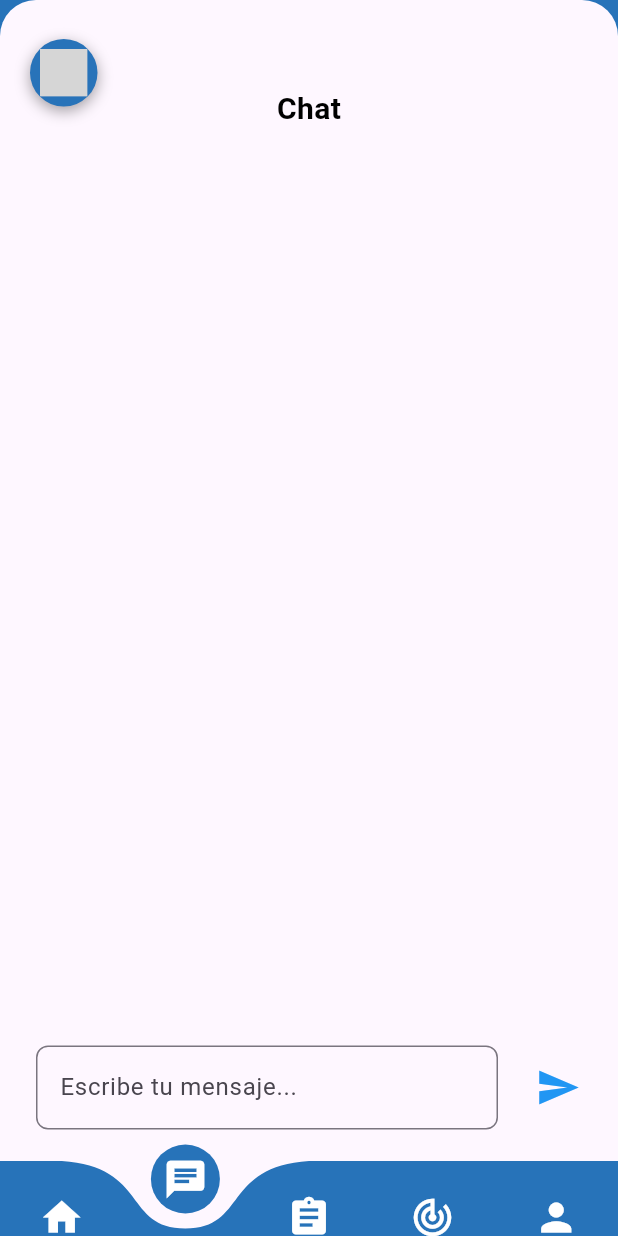
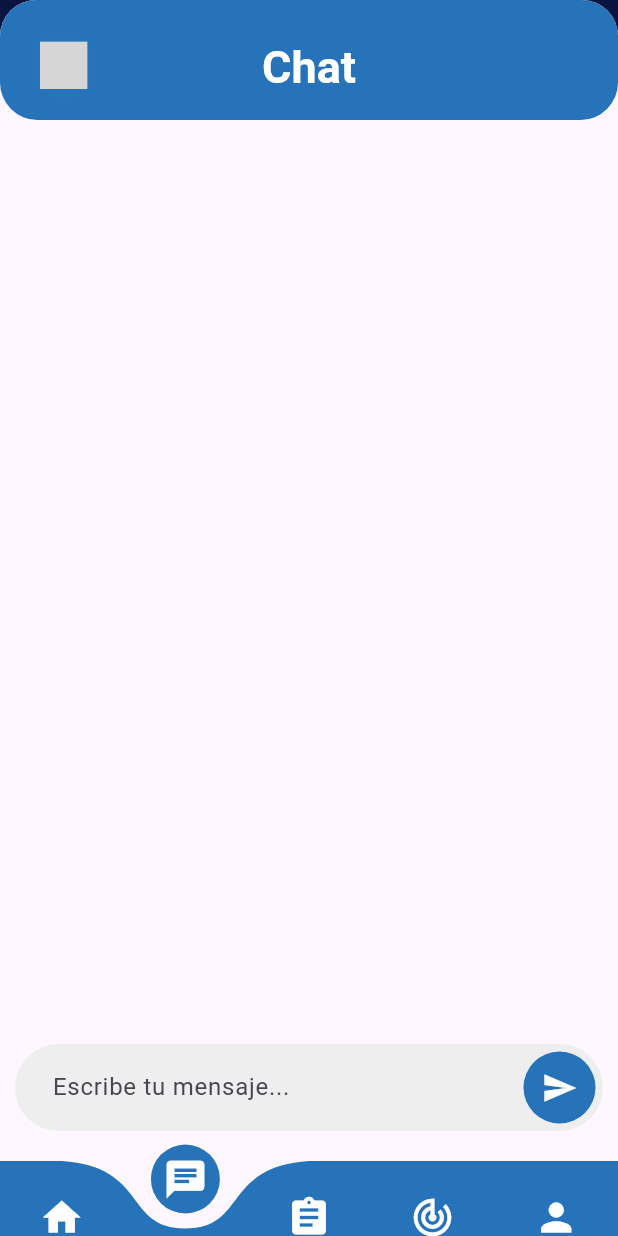
Before and after one commit to Anthony-2003/SelfRise, a Flutter app: the PantallaMenuPrincipal screen opened by its route, item 2 of the bottom bar chosen, after a tap on the "send" icon, on a phone screen of 412 x 824 dp. Run offline on Flutter 3.47's test engine with Material 3 defaults, Android fonts, the light colour scheme and no system bars; drawn by our look-alikes of curved_navigation_bar, rive; our stand-ins replace awesome_dialog, cached_network_image, cloud_firestore, datetime_picker_formfield, firebase_auth, firebase_core and 12 more; accounts and stored records are empty; network calls fail; grey boxes are pictures that could not be loaded.

Commit message:
cambios en la interfaz de chat

```diff
--- a/lib/Design/chat.dart
+++ b/lib/Design/chat.dart
@@ -164,7 +164,7 @@ class _PantallaChatState extends State<PantallaChat> {
                   ),
                   padding: EdgeInsets.all(12.0),
                   decoration: BoxDecoration(
-                    color: isMe ? Colors.blue : Colors.grey[300],
+                    color: isMe ? Color(0xFF2773B9) : Colors.grey[300],
                     borderRadius: BorderRadius.circular(16.0),
                   ),
                   child: Text(
@@ -195,32 +195,34 @@ class _PantallaChatState extends State<PantallaChat> {
     TextEditingController messageController = TextEditingController();
 
     return Container(
-      padding: EdgeInsets.all(16.0),
-      margin: EdgeInsets.only(bottom: 35.0),
+      margin: EdgeInsets.only(bottom: 70, left: 10, right: 10, top: 10),
+      padding: EdgeInsets.all(5),
+      decoration: BoxDecoration(
+        borderRadius: BorderRadius.circular(
+            50), // Ajusta el radio para hacerlo más redondeado
+        color:
+            Colors.grey[200], // Cambia el color de fondo del campo de entrada
+      ),
       child: Row(
         children: [
           Expanded(
-            child: Container(
-              padding: EdgeInsets.symmetric(horizontal: 8.0),
-              margin: EdgeInsets.only(bottom: 20.0),
             child: TextField(
               controller: messageController,
               decoration: InputDecoration(
                 hintText: 'Escribe tu mensaje...',
-                  border: OutlineInputBorder(
-                    borderRadius: BorderRadius.circular(8.0),
+                border: InputBorder.none, // Quita el borde del TextField
+                contentPadding: EdgeInsets.symmetric(horizontal: 20),
               ),
             ),
           ),
+          Container(
+            decoration: BoxDecoration(
+              borderRadius: BorderRadius.circular(
+                  50), // Ajusta el radio para hacerlo más redondeado
+              color: Color(0xFF2773B9), // Cambia el color de fondo del botón
             ),
-          ),
-          SizedBox(width: 8.0),
-          Container(
-            margin: EdgeInsets.only(bottom: 20.0),
             child: IconButton(
               icon: Icon(Icons.send),
-              iconSize: 30,
-              color: Colors.blue,
               onPressed: () {
                 String message = messageController.text;
                 if (message.isNotEmpty) {
@@ -228,6 +230,7 @@ class _PantallaChatState extends State<PantallaChat> {
                   messageController.clear();
                 }
               },
+              color: Colors.white, // Cambia el color del icono del botón
             ),
           ),
         ],
@@ -236,18 +239,40 @@ class _PantallaChatState extends State<PantallaChat> {
   }
 }
 
+/// This Dart class named CustomAppBar extends StatelessWidget.
 class CustomAppBar extends StatelessWidget {
   @override
   Widget build(BuildContext context) {
-    return Container(
-      padding: EdgeInsets.only(top: 58.0),
+    return AppBar(
+      elevation: 0, // Establece la elevación del AppBar en 0 para que no tenga una sombra predeterminada
+      backgroundColor: Color(0xFF2773B9),
+      automaticallyImplyLeading: false, // Para evitar que se muestre el botón de regreso
+      shape: const RoundedRectangleBorder(
+        borderRadius: BorderRadius.only(
+          bottomLeft: Radius.circular(25),
+          bottomRight: Radius.circular(25),
+        ),
+      ),
+      shadowColor: Color(0xFF000000).withOpacity(1), // Color y opacidad de la sombra
+      title: Container(
+        padding: EdgeInsets.only(top: 35),
         alignment: Alignment.center,
+        child: ClipRRect(
+          borderRadius: BorderRadius.only(
+            topLeft: Radius.circular(10),
+            topRight: Radius.circular(10),
+          ),
+          child: Container(
+            padding: EdgeInsets.symmetric(horizontal: 16, vertical: 12),
             child: Text(
               'Chat',
               style: TextStyle(
-          fontSize: 20.0,
+                fontSize: 30.0,
                 fontWeight: FontWeight.bold,
-          color: Colors.black,
+                color: Colors.white, // Color del texto
+              ),
+            ),
+          ),
         ),
       ),
     );
--- a/lib/Design/habitos.dart
+++ b/lib/Design/habitos.dart
@@ -92,6 +92,9 @@ class _PantallaSeguimientoHabitosState
                   Tab(text: 'HOY'),
                   Tab(text: 'HÁBITOS'),
                 ],
+                indicatorColor: Color(0xFF2773B9),
+                labelColor: Color(0xFF2773B9),
+
                 onTap: (index) {
                   setState(() {
                     _currentTabIndex = index;
@@ -111,7 +114,6 @@ class _PantallaSeguimientoHabitosState
           ],
         ),
         floatingActionButton: Container(
-
           margin: EdgeInsets.only(bottom: 70.0),
           child: FloatingActionButton(
             backgroundColor: Color(0xFF2773B9),
--- a/lib/Design/menu_principal.dart
+++ b/lib/Design/menu_principal.dart
@@ -78,7 +78,7 @@ class _PantallaMenuPrincipalState extends State<PantallaMenuPrincipal>
   @override
   Widget build(BuildContext context) {
     return Scaffold(
-        backgroundColor: Color(0xFF2773B9),
+      backgroundColor: AppColors.drawer,
       body: Stack(
         children: [
           AnimatedPositioned(
@@ -120,16 +120,15 @@ class _PantallaMenuPrincipalState extends State<PantallaMenuPrincipal>
                 isSideBarClosed.value = !isSideBarClosed.value;
                 if (isSideMenuClose) {
                   _animationController.forward();
-
                   SystemChrome.setSystemUIOverlayStyle(SystemUiOverlayStyle(
-                      statusBarColor: Color(0xFF2773B9),
+                    statusBarColor: AppColors.drawer,
                     systemNavigationBarIconBrightness: Brightness.light,
                     systemNavigationBarColor: Color.fromARGB(255, 1, 0, 0),
                   ));
                 } else {
                   _animationController.reverse();
                   SystemChrome.setSystemUIOverlayStyle(SystemUiOverlayStyle(
-                      statusBarColor: Colors.white,
+                    statusBarColor: Color.fromARGB(255, 0, 0, 0),
                     systemNavigationBarIconBrightness: Brightness.light,
                     systemNavigationBarColor: Color.fromARGB(255, 0, 0, 0),
                   ));
@@ -401,15 +400,23 @@ class _PantallaPrincipalContentState extends State<PantallaPrincipalContent> {
                 ],
               ),
               const SizedBox(height: 16),
-              IconButton(
+              Container(
+                padding: EdgeInsets.all(
+                    0), // Ajusta el padding según sea necesario
+                decoration: BoxDecoration(
+                  shape: BoxShape.circle,
+                  color: Color(0xFF2773B9), // Cambia el color del círculo aquí
+                ),
+                child: IconButton(
                   icon: const Icon(
                     Icons.share,
-                  color: AppColors.textColor,
+                    color: Colors.white,
                     size: 30,
                   ),
                   onPressed: () {
                     _compartirFrase(fraseDelDia, autor);
                   },
+                ),
               ),
             ],
           ),
--- a/lib/components/buttons.dart
+++ b/lib/components/buttons.dart
@@ -123,19 +123,13 @@ class menubtn extends StatelessWidget {
         child: GestureDetector(
       onTap: press,
       child: Container(
-        margin: const EdgeInsets.only(left: 20, top: 10),
+        margin: const EdgeInsets.only(left: 20, top: 5),
         height: 45,
         width: 45,
         decoration: const BoxDecoration(
-            color: AppColors.buttonCoLor,
-            shape: BoxShape.circle,
-            boxShadow: const [
-              BoxShadow(
-                color: Color.fromARGB(94, 3, 3, 3),
-                offset: Offset(0, 3),
-                blurRadius: 8,
-              )
-            ]),
+          color: AppColors.buttonCoLor,
+          shape: BoxShape.circle,
+        ),
         child: Center(
           child: Transform.scale(
             scale: 0.7, // Ajusta este valor según sea necesario
```
Lines whose indentation alone changed are shown as unchanged.
